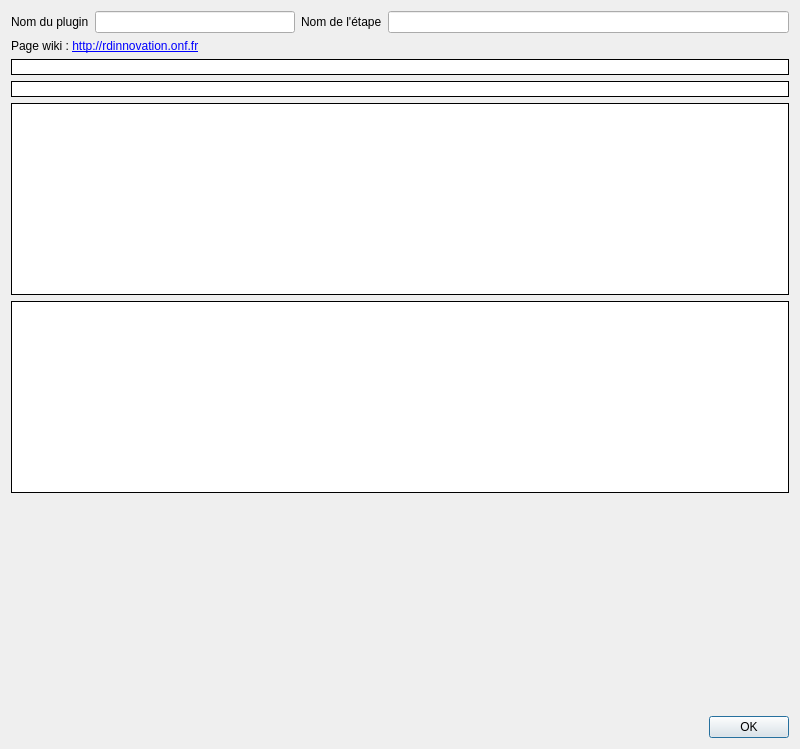
Above: ComputreeGui/view/MainView/gaboutstepdialog.ui from computree/computree-v3 before the change. Below: the same form after it.
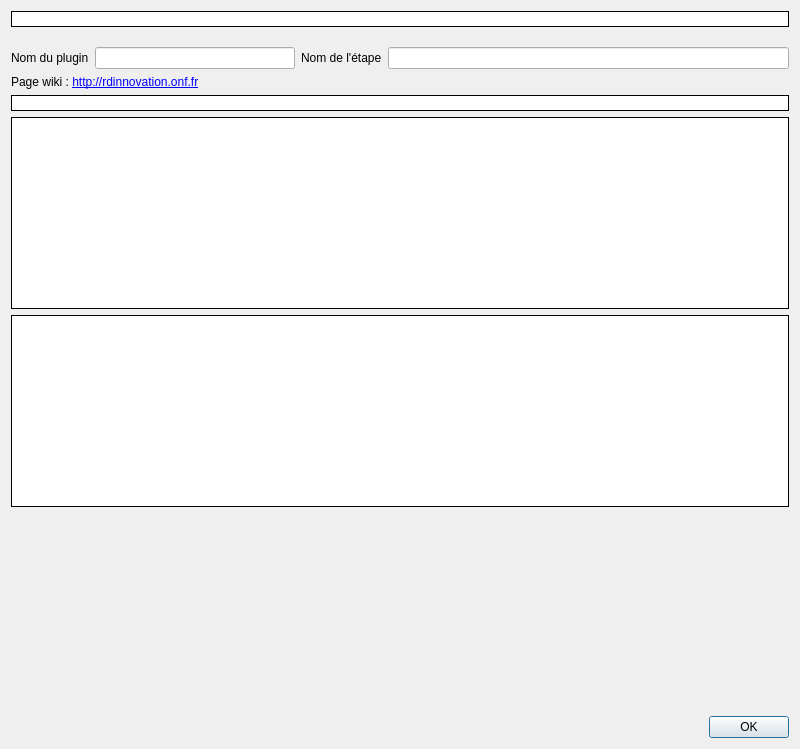
That is the form after the change.

Commit message:
Amélioration de la lisibilité des types d'items dans l'interface
Recompilation nécessaire

The edit to the form file:
```diff
--- a/ComputreeGui/view/MainView/gaboutstepdialog.ui
+++ b/ComputreeGui/view/MainView/gaboutstepdialog.ui
@@ -17,6 +17,53 @@
    <property name="spacing">
     <number>0</number>
    </property>
+   <item>
+    <widget class="QLabel" name="briefDescription">
+     <property name="font">
+      <font>
+       <weight>75</weight>
+       <bold>true</bold>
+      </font>
+     </property>
+     <property name="styleSheet">
+      <string notr="true">QLabel { background-color: white; }</string>
+     </property>
+     <property name="frameShape">
+      <enum>QFrame::Box</enum>
+     </property>
+     <property name="text">
+      <string/>
+     </property>
+     <property name="wordWrap">
+      <bool>true</bool>
+     </property>
+     <property name="margin">
+      <number>6</number>
+     </property>
+     <property name="openExternalLinks">
+      <bool>true</bool>
+     </property>
+     <property name="textInteractionFlags">
+      <set>Qt::LinksAccessibleByMouse|Qt::TextSelectableByKeyboard|Qt::TextSelectableByMouse</set>
+     </property>
+    </widget>
+   </item>
+   <item>
+    <spacer name="verticalSpacer_2">
+     <property name="orientation">
+      <enum>Qt::Vertical</enum>
+     </property>
+     <property name="sizeType">
+      <enum>QSizePolicy::Fixed</enum>
+     </property>
+     <property name="sizeHint" stdset="0">
+      <size>
+       <width>20</width>
+       <height>20</height>
+      </size>
+     </property>
+    </spacer>
+   </item>
    <item>
     <widget class="QWidget" name="widget_4" native="true">
      <layout class="QHBoxLayout" name="horizontalLayout_3">
@@ -156,7 +203,7 @@
            <x>0</x>
            <y>0</y>
            <width>782</width>
-           <height>663</height>
+           <height>616</height>
           </rect>
          </property>
          <property name="sizePolicy">
@@ -199,37 +246,6 @@
              <property name="bottomMargin">
               <number>0</number>
              </property>
-             <item>
-              <widget class="QLabel" name="briefDescription">
-               <property name="font">
-                <font>
-                 <weight>75</weight>
-                 <bold>true</bold>
-                </font>
-               </property>
-               <property name="styleSheet">
-                <string notr="true">QLabel { background-color: white; }</string>
-               </property>
-               <property name="frameShape">
-                <enum>QFrame::Box</enum>
-               </property>
-               <property name="text">
-                <string/>
-               </property>
-               <property name="wordWrap">
-                <bool>true</bool>
-               </property>
-               <property name="margin">
-                <number>6</number>
-               </property>
-               <property name="openExternalLinks">
-                <bool>true</bool>
-               </property>
-               <property name="textInteractionFlags">
-                <set>Qt::LinksAccessibleByMouse|Qt::TextSelectableByKeyboard|Qt::TextSelectableByMouse</set>
-               </property>
-              </widget>
-             </item>
              <item>
               <widget class="QLabel" name="detailledDescription">
                <property name="styleSheet">
```
Left out of the diff: 2 changed lines with no effect on the pictures. The commit also changes 194 other files.
